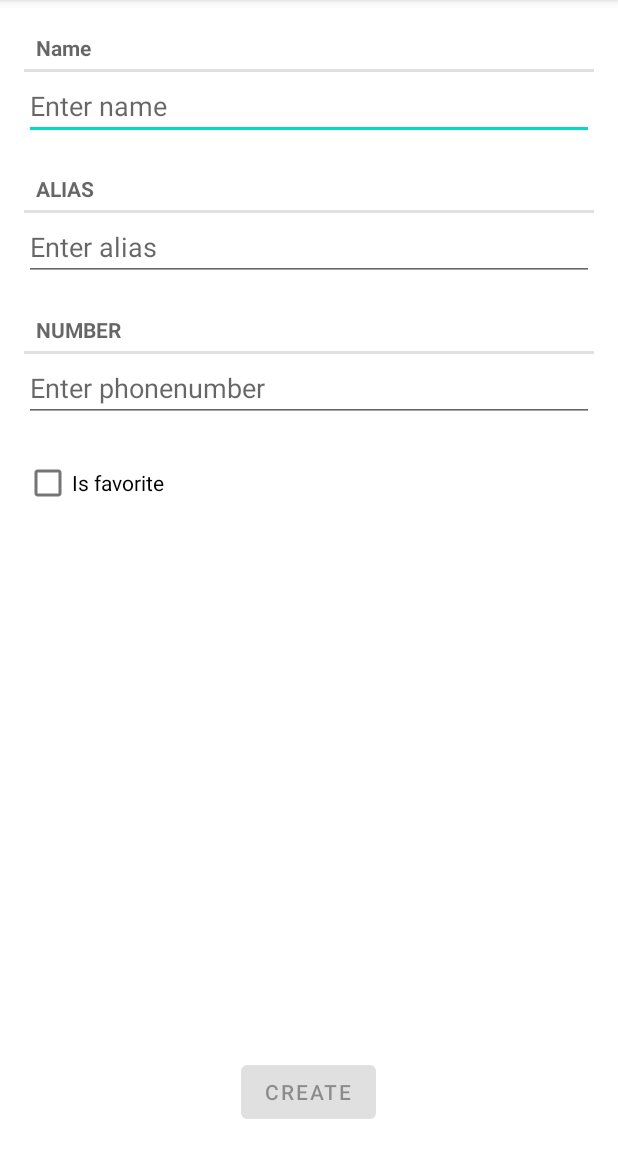
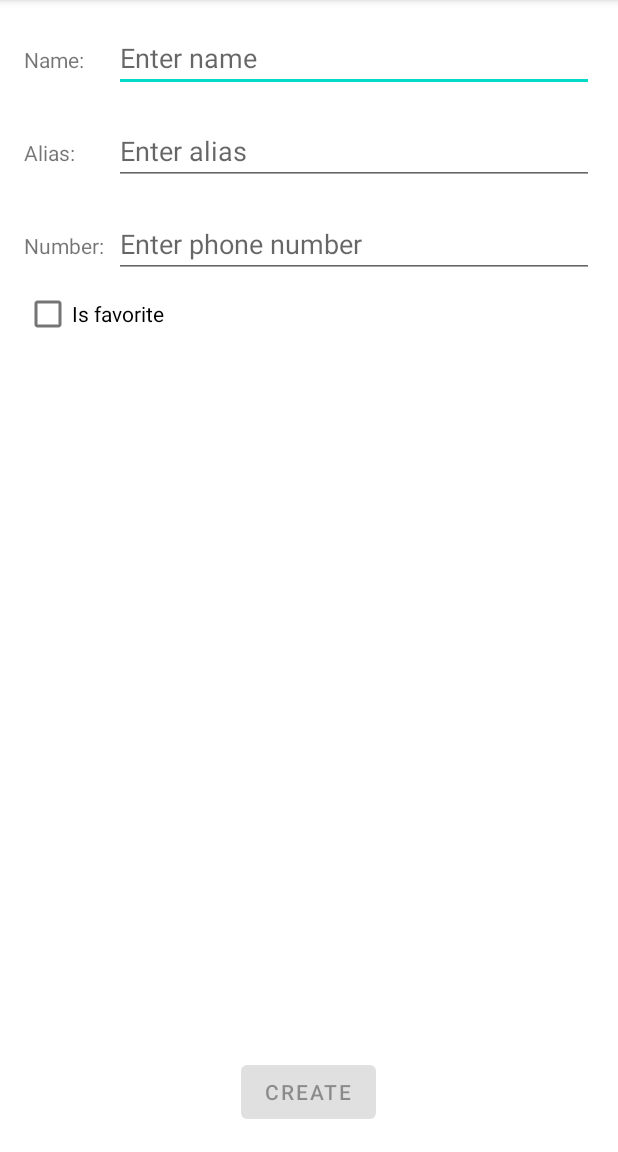
Before and after one commit to PresidentDungeon/Android-FriendApplication, an Android app: the DetailActivity screen opened directly, with no data from a screen before it, on a phone screen of 412 x 824 dp, the part 84-1236 px from its top. Run offline under Robolectric (Android 15) with nearby library versions, the phone set to English and light mode, and no system bars.

Commit message:
Design change

```diff
--- a/ListViewRecylerView/app/src/main/java/com/easv/aepm/listviewrecylerview/GUI/DetailActivity.kt
+++ b/ListViewRecylerView/app/src/main/java/com/easv/aepm/listviewrecylerview/GUI/DetailActivity.kt
@@ -1,6 +1,7 @@
 package com.easv.aepm.listviewrecylerview.GUI
 
 import android.content.Intent
+import android.net.Uri
 import android.os.Bundle
 import android.text.Editable
 import android.view.View
@@ -38,8 +39,15 @@ class DetailActivity : AppCompatActivity() {
             override fun onTextChanged(s: CharSequence, start: Int, before: Int, count: Int) { validateFriend() }
         })
 
+        imgCallFriend.setOnClickListener { view ->
+            var intent = Intent(Intent.ACTION_DIAL, Uri.parse("tel:(+45)${friend.number}"))
+            startActivity(intent);
+         }
+
+
+
         if(intent.extras == null){
-
+            imgCallFriend.isVisible = false
         }
         else{
             btnCreate.isVisible = false
--- a/ListViewRecylerView/app/src/main/java/com/easv/aepm/listviewrecylerview/GUI/MainView.kt
+++ b/ListViewRecylerView/app/src/main/java/com/easv/aepm/listviewrecylerview/GUI/MainView.kt
@@ -84,7 +84,6 @@ class MainView : AppCompatActivity(), IClickItemListener {
                 }
                 else -> false
             }
-
         }
 
         popup.show()
--- a/ListViewRecylerView/app/src/main/res/layout/activity_detail.xml
+++ b/ListViewRecylerView/app/src/main/res/layout/activity_detail.xml
@@ -6,12 +6,16 @@
     android:layout_height="match_parent"
     android:layout_margin="16dp">
 
+
+
+
+    <LinearLayout
+        android:layout_width="match_parent"
+        android:layout_height="wrap_content">
         <TextView
-        style="?android:listSeparatorTextViewStyle"
-        android:layout_width="match_parent"
+            android:layout_width="60dp"
             android:layout_height="wrap_content"
-        android:hint="Name"/>
-
+            android:text="Name: "/>
         <EditText
             android:id="@+id/tvName"
             android:layout_width="match_parent"
@@ -21,13 +25,15 @@
             android:maxLines="1"
             android:layout_marginBottom="25px"
             />
+    </LinearLayout>
 
+    <LinearLayout
+        android:layout_width="match_parent"
+        android:layout_height="wrap_content">
         <TextView
-        style="?android:listSeparatorTextViewStyle"
-        android:layout_width="match_parent"
+            android:layout_width="60dp"
             android:layout_height="wrap_content"
-        android:text="Alias"/>
-
+            android:text="Alias: "/>
         <EditText
             android:id="@+id/tvAlias"
             android:layout_width="match_parent"
@@ -37,19 +43,33 @@
             android:maxLines="1"
             android:layout_marginBottom="25px"
             />
+    </LinearLayout>
 
+    <LinearLayout
+        android:layout_width="match_parent"
+        android:layout_height="wrap_content">
         <TextView
-        style="?android:listSeparatorTextViewStyle"
-        android:layout_width="match_parent"
+            android:layout_width="60dp"
             android:layout_height="wrap_content"
-        android:text="Number"/>
+            android:text="Number: "/>
 
         <EditText
             android:id="@+id/tvNumber"
             android:layout_width="match_parent"
             android:layout_height="wrap_content"
-        android:hint="Enter phonenumber"
+            android:hint="Enter phone number"
             android:inputType="numberDecimal"
+            />
+    </LinearLayout>
+
+    <ImageView
+        android:id="@+id/imgCallFriend"
+        android:layout_marginLeft="65dp"
+        android:layout_width="20dp"
+        android:layout_height="20dp"
+        android:scaleType="fitCenter"
+        android:src="@drawable/call"
+        android:layout_alignParentEnd="true"
         android:layout_marginBottom="25px"
         />
 
```
Also changed, not shown: ListViewRecylerView/app/src/main/res/drawable-v24/call.png (added). Lines whose indentation alone changed are shown as unchanged.
